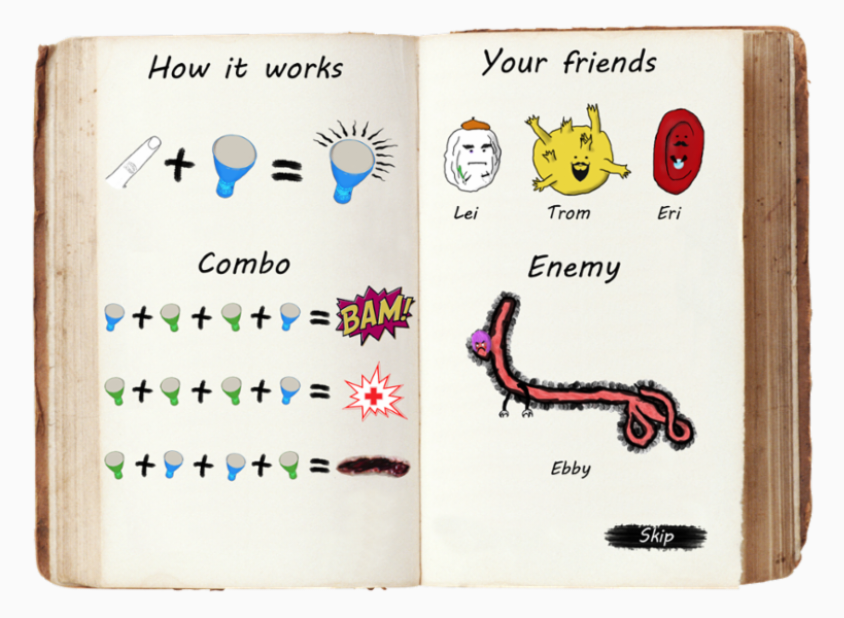
After one commit to chebTS/TheGame, an Android app: the TutorialActivity screen opened directly, with no data from a screen before it, on a phone screen of 824 x 412 dp (held sideways). The commit adds this screen. Shown: the whole screen, without its empty margins (204-1048 px from the left). Run offline under Robolectric (Android 15) with nearby library versions, the phone set to English and light mode, and no system bars.

Commit message:
Tutorial

```diff
--- a/TheGame/app/src/main/AndroidManifest.xml
+++ b/TheGame/app/src/main/AndroidManifest.xml
@@ -26,6 +26,11 @@
             android:screenOrientation="landscape"
             android:theme="@style/AppTheme" >
         </activity>
+        <activity
+            android:name=".TutorialActivity"
+            android:screenOrientation="landscape"
+            android:theme="@style/AppTheme" >
+        </activity>
     </application>
 
 </manifest>
--- a/TheGame/app/src/main/java/ua/ck/android/thegame/LevelsActivity.java
+++ b/TheGame/app/src/main/java/ua/ck/android/thegame/LevelsActivity.java
@@ -15,16 +15,17 @@ public class LevelsActivity extends ActionBarActivity implements View.OnClickLis
         super.onCreate(savedInstanceState);
         setContentView(R.layout.activity_levels);
         findViewById(R.id.btn_1).setOnClickListener(this);
+        findViewById(R.id.btn_2).setOnClickListener(this);
     }
 
     @Override
     public void onClick(View view) {
         switch (view.getId()){
             case R.id.btn_1:
-                startActivity(new Intent(LevelsActivity.this, MainActivity.class));
+                startActivity(new Intent(LevelsActivity.this, TutorialActivity.class));
                 break;
             case R.id.btn_2:
-                startActivity(new Intent(LevelsActivity.this, MainActivity.class));
+                startActivity(new Intent(LevelsActivity.this, TutorialActivity.class));
                 break;
             case R.id.btn_3:
                 break;
--- /dev/null
+++ b/TheGame/app/src/main/java/ua/ck/android/thegame/TutorialActivity.java
@@ -0,0 +1,25 @@
+package ua.ck.android.thegame;
+
+import android.app.Activity;
+import android.content.Intent;
+import android.os.Bundle;
+import android.view.View;
+
+/**
+ * Created by cheb on 4/15/15.
+ */
+public class TutorialActivity extends Activity {
+
+    @Override
+    protected void onCreate(Bundle savedInstanceState) {
+        super.onCreate(savedInstanceState);
+        setContentView(R.layout.activity_tutorial);
+        findViewById(R.id.img_tutorial).setOnClickListener(new View.OnClickListener() {
+            @Override
+            public void onClick(View v) {
+                startActivity(new Intent(TutorialActivity.this, MainActivity.class));
+                finish();
+            }
+        });
+    }
+}
--- /dev/null
+++ b/TheGame/app/src/main/res/layout/activity_tutorial.xml
@@ -0,0 +1,14 @@
+<?xml version="1.0" encoding="utf-8"?>
+<LinearLayout xmlns:android="http://schemas.android.com/apk/res/android"
+    android:orientation="vertical"
+    android:layout_width="match_parent"
+    android:layout_height="match_parent">
+
+    <ImageView
+        android:id="@+id/img_tutorial"
+        android:src="@drawable/tutorial"
+        android:layout_width="match_parent"
+        android:layout_height="match_parent" />
+
+
+</LinearLayout>
```
Also changed, not shown: TheGame/app/src/main/res/drawable-hdpi/tutorial.png (added), TheGame/app/src/main/res/drawable-mdpi/tutorial.png (added), 2 other files.
